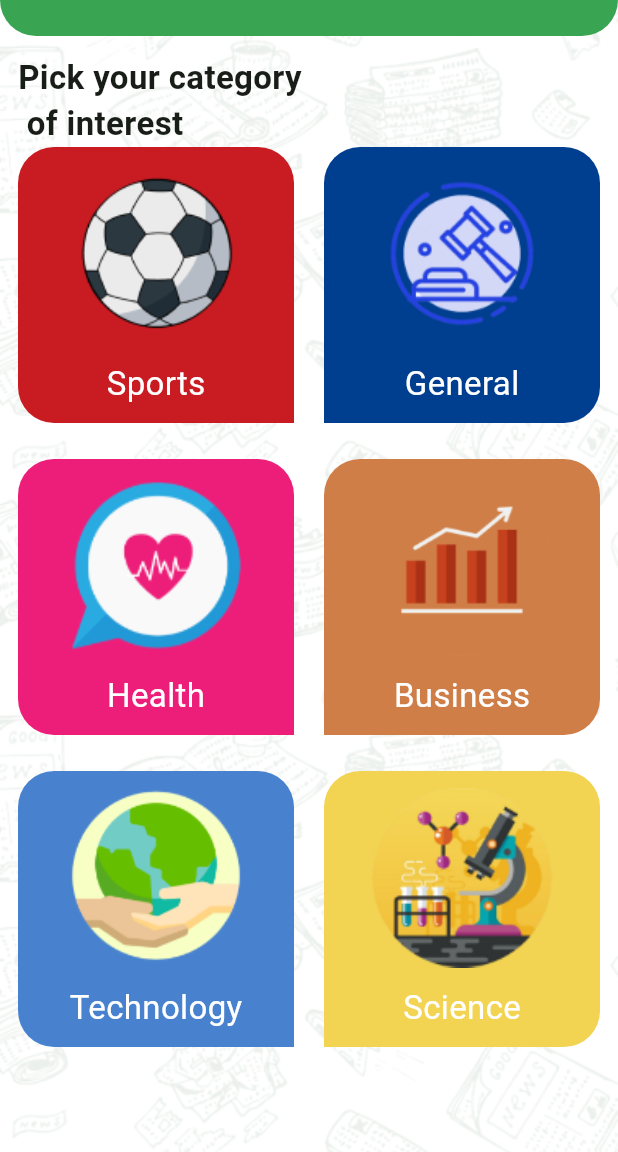
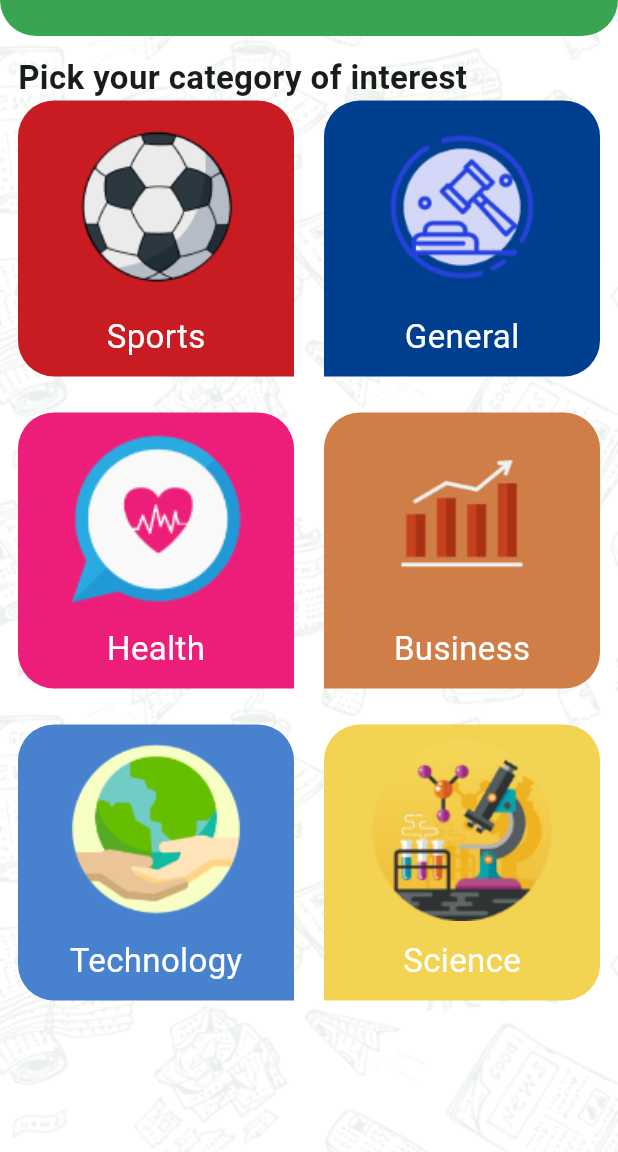
Before and after one commit to BasilAhmedAbdellah/news, a Flutter app: the screen it shows after launch, in the side drawer, after a tap on "Categories", on a phone screen of 412 x 824 dp, the part 84-1236 px from its top. Run offline on Flutter 3.47's test engine with Material 2 defaults, Android fonts, the phone set to English and light mode, and no system bars; generated files the repository leaves out were written again.

Commit message:
added l18n translition

```diff
--- /dev/null
+++ b/l10n.yaml
@@ -0,0 +1,3 @@
+arb-dir: lib/l10n
+template-arb-file: app_en.arb
+output-localization-file: app_localizations.dart
--- a/lib/main.dart
+++ b/lib/main.dart
@@ -1,8 +1,12 @@
 import 'package:flutter/material.dart';
+import 'package:flutter_localizations/flutter_localizations.dart';
+import 'package:news/provider/SettingsProvider.dart';
 import 'package:news/ui/homeScreen/HomeScreen.dart';
+import 'package:flutter_gen/gen_l10n/app_localizations.dart';
+import 'package:provider/provider.dart';
 
 void main() {
-  runApp(const MyApp());
+  runApp(ChangeNotifierProvider(create: (buildContext) => SettingsProvider(),child: const MyApp()));
 }
 
 class MyApp extends StatelessWidget {
@@ -11,6 +15,7 @@ class MyApp extends StatelessWidget {
   // This widget is the root of your application.
   @override
   Widget build(BuildContext context) {
+    SettingsProvider settingsProvider = Provider.of<SettingsProvider>(context);
     return MaterialApp(
       title: 'News',
       theme: ThemeData(
@@ -42,7 +47,17 @@ class MyApp extends StatelessWidget {
         HomeScreen.routeName:(buildContext)=>HomeScreen(),
       },
       initialRoute: HomeScreen.routeName,
-
+      localizationsDelegates: [
+        AppLocalizations.delegate,
+        GlobalMaterialLocalizations.delegate,
+        GlobalWidgetsLocalizations.delegate,
+        GlobalCupertinoLocalizations.delegate,
+      ],
+      supportedLocales: const [
+        Locale('en'),
+        Locale('ar')
+      ],
+      locale: Locale(settingsProvider.currentLocale),
     );
   }
 }
--- /dev/null
+++ b/lib/provider/SettingsProvider.dart
@@ -0,0 +1,13 @@
+import 'package:flutter/material.dart';
+
+class SettingsProvider extends ChangeNotifier{
+
+  String currentLocale = 'en';
+
+  void ChangeLocal(String NewLocal){
+    if(NewLocal  == currentLocale)return;
+    currentLocale = NewLocal;
+    notifyListeners();
+  }
+
+}
--- a/lib/ui/homeScreen/HomeDrawer.dart
+++ b/lib/ui/homeScreen/HomeDrawer.dart
@@ -1,5 +1,5 @@
 import 'package:flutter/material.dart';
-
+import 'package:flutter_gen/gen_l10n/app_localizations.dart';
 typedef OnMenuItemClick = void Function(MenuItem ClickedItemPos);
 class HomeDrawer extends StatelessWidget {
   OnMenuItemClick onMenuItemClick;
@@ -17,7 +17,7 @@ class HomeDrawer extends StatelessWidget {
               padding: EdgeInsets.symmetric(vertical: 36),
               alignment: Alignment.center,
               color: Theme.of(context).primaryColor,
-              child: Text("News App!"
+              child: Text(AppLocalizations.of(context)!.news_app
 
               ,style: TextStyle(
                   color: Colors.white,
@@ -33,7 +33,7 @@ class HomeDrawer extends StatelessWidget {
               child: Row(
                 children: [
                   Icon(Icons.list,size: 32,),
-                  Text('Categories',
+                  Text(AppLocalizations.of(context)!.categories,
                   style: TextStyle(
                     fontWeight: FontWeight.bold,
                     fontSize: 24
@@ -50,7 +50,7 @@ class HomeDrawer extends StatelessWidget {
               child: Row(
                 children: [
                   Icon(Icons.settings,size: 32,),
-                  Text('Settings',
+                  Text(AppLocalizations.of(context)!.settings,
                   style: TextStyle(
                     fontWeight: FontWeight.bold,
                     fontSize: 24
--- a/lib/ui/homeScreen/HomeScreen.dart
+++ b/lib/ui/homeScreen/HomeScreen.dart
@@ -4,6 +4,7 @@ import 'package:news/ui/homeScreen/categories/CategoriesFragment.dart';
 import 'package:news/ui/homeScreen/categories/Category.dart';
 import 'package:news/ui/homeScreen/categoryDetails/CategoryDetails.dart';
 import 'package:news/ui/homeScreen/settings/SettingsFragment.dart';
+import 'package:flutter_gen/gen_l10n/app_localizations.dart';
 
 class HomeScreen extends StatefulWidget {
   static const String routeName = 'HomeScreen';
@@ -32,7 +33,7 @@ class _HomeScreenState extends State<HomeScreen> {
       child: Scaffold(
         drawer: HomeDrawer(onMenuItemClick),
         appBar: AppBar(
-          title: Text("News App"),
+          title: Text(AppLocalizations.of(context)!.news_app),
         ),
         body: selectedWidget,
       ),
--- a/lib/ui/homeScreen/categories/CategoriesFragment.dart
+++ b/lib/ui/homeScreen/categories/CategoriesFragment.dart
@@ -1,12 +1,18 @@
 import 'package:flutter/material.dart';
 import 'package:news/ui/homeScreen/categories/Category.dart';
 import 'package:news/ui/homeScreen/categories/CategoryWidget.dart';
-
+import 'package:flutter_gen/gen_l10n/app_localizations.dart';
 
 typedef OnCategoryClick = void Function(Category category );
-class CategoriesFragment extends StatelessWidget {
+class CategoriesFragment extends StatefulWidget {
   OnCategoryClick onCategoryClick;
    CategoriesFragment(this.onCategoryClick,{super.key});
+
+  @override
+  State<CategoriesFragment> createState() => _CategoriesFragmentState();
+}
+
+class _CategoriesFragmentState extends State<CategoriesFragment> {
   List<Category> categories = Category.getAllCategories();
 
   @override
@@ -16,7 +22,7 @@ class CategoriesFragment extends StatelessWidget {
       child: Column(
         crossAxisAlignment: CrossAxisAlignment.start,
         children: [
-          Text('''Pick your category \n of interest''',
+          Text(AppLocalizations.of(context)!.pick_your_category_of_interest,
           style: TextStyle(
             fontSize:22,
             fontWeight: FontWeight.bold
@@ -31,7 +37,7 @@ class CategoriesFragment extends StatelessWidget {
                 ),
                 itemBuilder: (context, index) => InkWell(
                     onTap: (){
-                        onCategoryClick(categories[index]);
+                        widget.onCategoryClick(categories[index]);
                     },
                     child: CategoryItem(categories[index],index)) ,
             itemCount: categories.length,),
--- a/lib/ui/homeScreen/categories/Category.dart
+++ b/lib/ui/homeScreen/categories/Category.dart
@@ -1,5 +1,4 @@
 import 'dart:ui';
-
 class Category{
   String id;
   String title;
--- a/pubspec.yaml
+++ b/pubspec.yaml
@@ -32,6 +32,7 @@ dependencies:
     sdk: flutter
 
 
+
   # The following adds the Cupertino Icons font to your application.
   # Use with the CupertinoIcons class for iOS style icons.
   cupertino_icons: ^1.0.2
@@ -56,6 +57,7 @@ dev_dependencies:
 
 # The following section is specific to Flutter packages.
 flutter:
+  generate: true
 
   # The following line ensures that the Material Icons font is
   # included with your application, so that you can use the icons in
```
Also changed, not shown: lib/l10n/app_ar.arb (added, +15 -0 lines), lib/l10n/app_en.arb (added, +15 -0 lines), lib/ui/homeScreen/settings/LanguageBottomSheet.dart (+62 -3 lines), lib/ui/homeScreen/settings/SettingsFragment.dart (+19 -8 lines).
